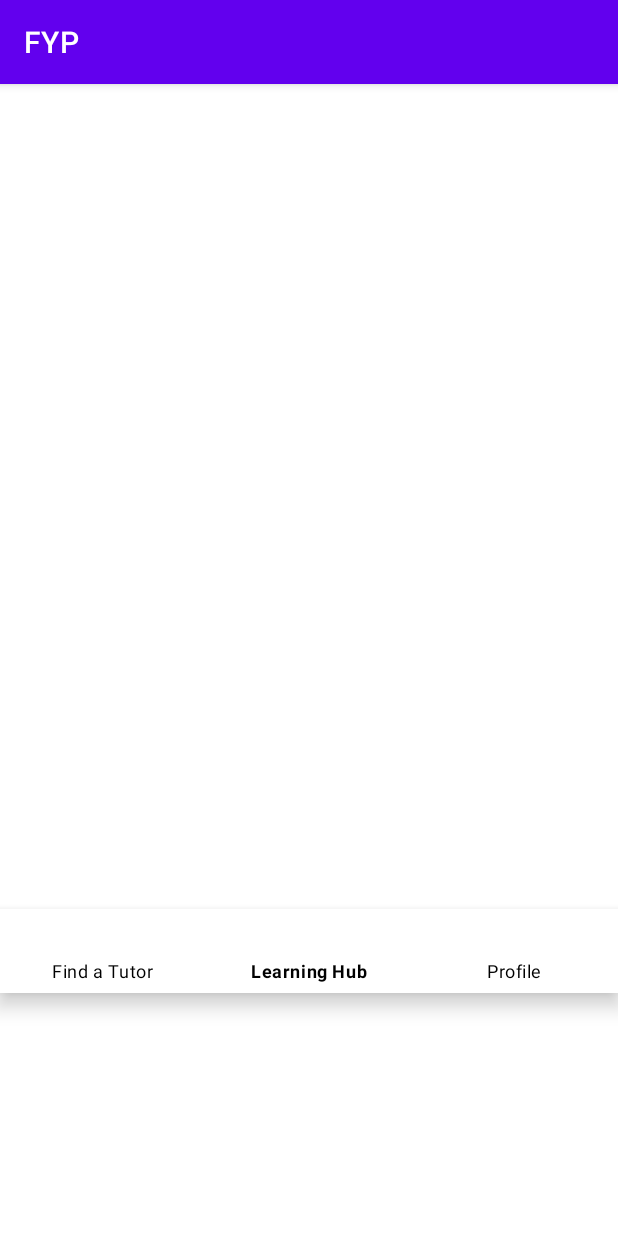
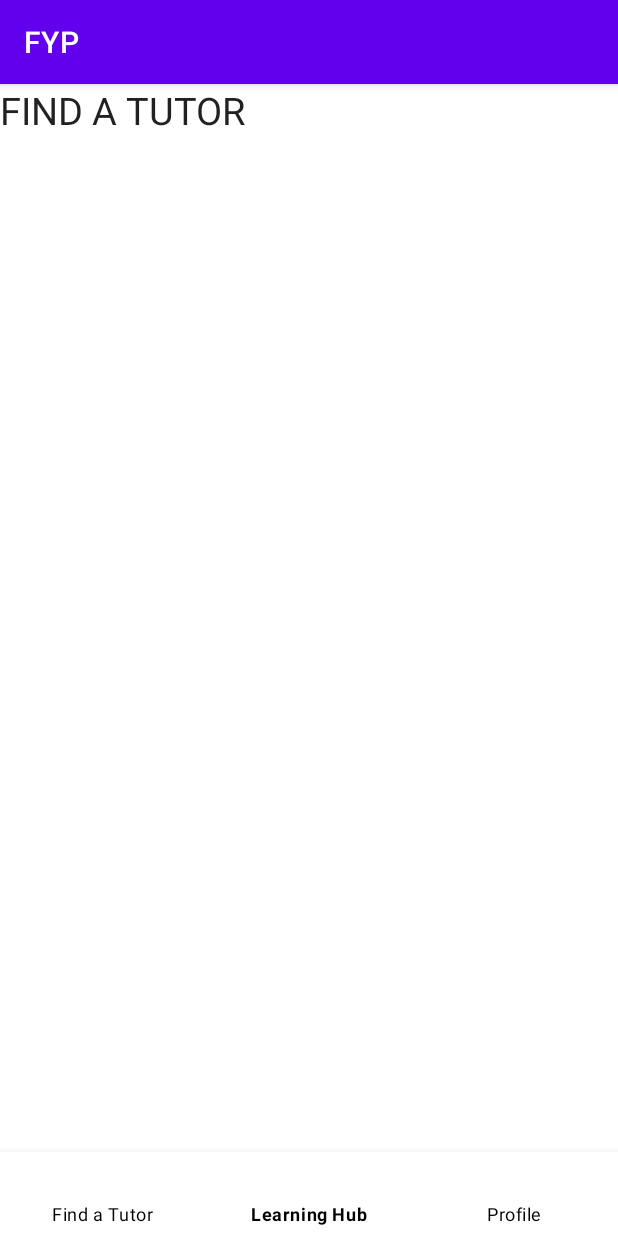
Before and after one commit to peterblake10/FYP, an Android app: the DisplayTutors screen opened directly, with no data from a screen before it, on a phone screen of 412 x 824 dp. Run offline under Robolectric (Android 15) with nearby library versions, the phone set to English and light mode, and no system bars.

Commit message:
Iteration 4
Committing at beginning of iteration 4

```diff
--- a/app/src/main/java/com/example/fyp/MainActivity.java
+++ b/app/src/main/java/com/example/fyp/MainActivity.java
@@ -50,7 +50,7 @@ public class MainActivity extends AppCompatActivity {
     }
 
 
-        //Create method for when add user button is clicked
+        //Create method for when add user button is clicked - https://www.youtube.com/watch?v=T0ClYrJukPA
 
         public void AddUser() {
 
--- a/app/src/main/java/com/example/fyp/TutorRegistration.java
+++ b/app/src/main/java/com/example/fyp/TutorRegistration.java
@@ -57,7 +57,7 @@ public class TutorRegistration extends AppCompatActivity {
 
 //
 //
-//Create method for when add user button is clicked
+//Create method for when add user button is clicked - https://www.youtube.com/watch?v=T0ClYrJukPA
 
     public void AddTutor() {
 
--- a/app/src/main/res/layout/activity_display_tutors.xml
+++ b/app/src/main/res/layout/activity_display_tutors.xml
@@ -1,15 +1,24 @@
 <?xml version="1.0" encoding="utf-8"?>
-<androidx.constraintlayout.widget.ConstraintLayout xmlns:android="http://schemas.android.com/apk/res/android"
+<RelativeLayout xmlns:android="http://schemas.android.com/apk/res/android"
     xmlns:app="http://schemas.android.com/apk/res-auto"
     xmlns:tools="http://schemas.android.com/tools"
     android:layout_width="match_parent"
     android:layout_height="match_parent"
     tools:context=".DisplayTutors">
 
+    <TextView
+        android:layout_width="wrap_content"
+        android:layout_height="wrap_content"
+        android:text="FIND A TUTOR"
+        android:textAppearance="@style/TextAppearance.AppCompat.Large"
+        android:textSize="25dp" />
+
+
     <ListView
         android:id="@+id/lstTutor"
         android:layout_width="match_parent"
         android:layout_height="match_parent"
+        android:layout_marginTop="50dp"
         tools:layout_editor_absoluteX="206dp"
         tools:layout_editor_absoluteY="205dp" />
 
@@ -29,4 +38,4 @@
         app:itemTextColor="@drawable/selector"
         app:layout_constraintTop_toTopOf="parent"
         app:menu="@menu/menu_button" />
-</androidx.constraintlayout.widget.ConstraintLayout>
+</RelativeLayout>
```
Also changed, not shown: app/src/main/AndroidManifest.xml (+11 -2 lines), app/src/main/java/com/example/fyp/DatabaseHelperTutor.java (+3 -4 lines), app/src/main/java/com/example/fyp/DisplayTutors.java (+8 -0 lines), app/src/main/java/com/example/fyp/LearningHub.java (+18 -12 lines), app/src/main/res/layout/activity_learning_hub.xml (+13 -1 lines), 1 other file.
